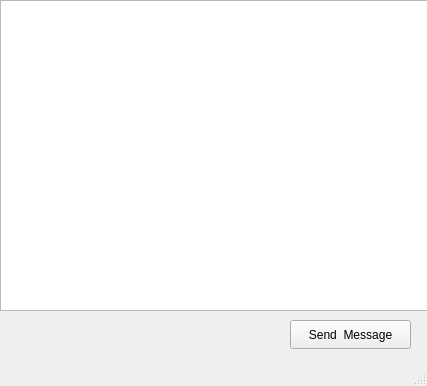
Old version of the form Server/mainwindow.ui in the repository Akcanbasri/QtNetworkMessaging.
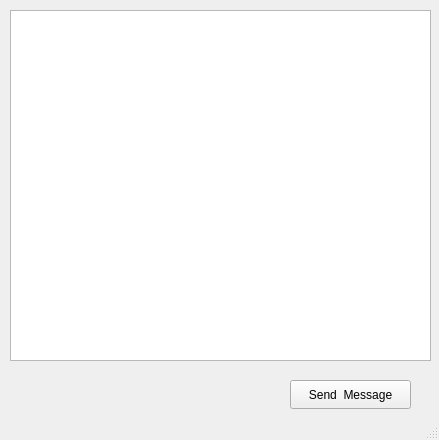
New version of the form.

The edit to the form file:
```diff
--- a/Server/mainwindow.ui
+++ b/Server/mainwindow.ui
@@ -6,8 +6,8 @@
    <rect>
     <x>0</x>
     <y>0</y>
-    <width>427</width>
-    <height>386</height>
+    <width>439</width>
+    <height>440</height>
    </rect>
   </property>
   <property name="windowTitle">
@@ -18,7 +18,7 @@
     <property name="geometry">
      <rect>
       <x>290</x>
-      <y>320</y>
+      <y>380</y>
       <width>121</width>
       <height>29</height>
      </rect>
@@ -30,10 +30,10 @@
    <widget class="QTextEdit" name="logTextEdit">
     <property name="geometry">
      <rect>
-      <x>0</x>
-      <y>0</y>
-      <width>431</width>
-      <height>311</height>
+      <x>10</x>
+      <y>10</y>
+      <width>421</width>
+      <height>351</height>
      </rect>
     </property>
    </widget>
```
